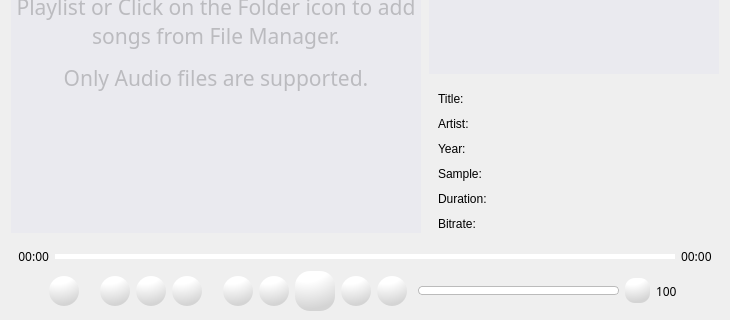
Qt form PyMediaPlayerUI.ui (charitra1022/PyMediaPlayer) before a commit; both pictures show x 0 to 730 and y 195 to 515 of the 730 by 515 pixel window.
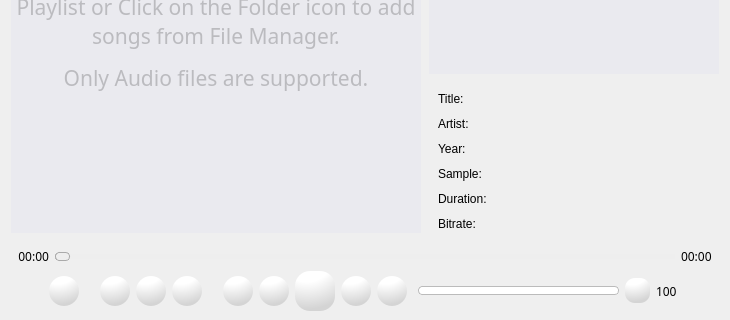
The same form after that commit. Icons and pictures are not drawn.

What changed in the file:
```diff
--- a/PyMediaPlayerUI.ui
+++ b/PyMediaPlayerUI.ui
@@ -341,6 +341,9 @@
           </item>
           <item>
            <widget class="QSlider" name="TimeSlider">
+            <property name="enabled">
+             <bool>false</bool>
+            </property>
             <property name="mouseTracking">
              <bool>true</bool>
             </property>
```
Left out of the diff: 38 changed lines with no effect on the pictures.
